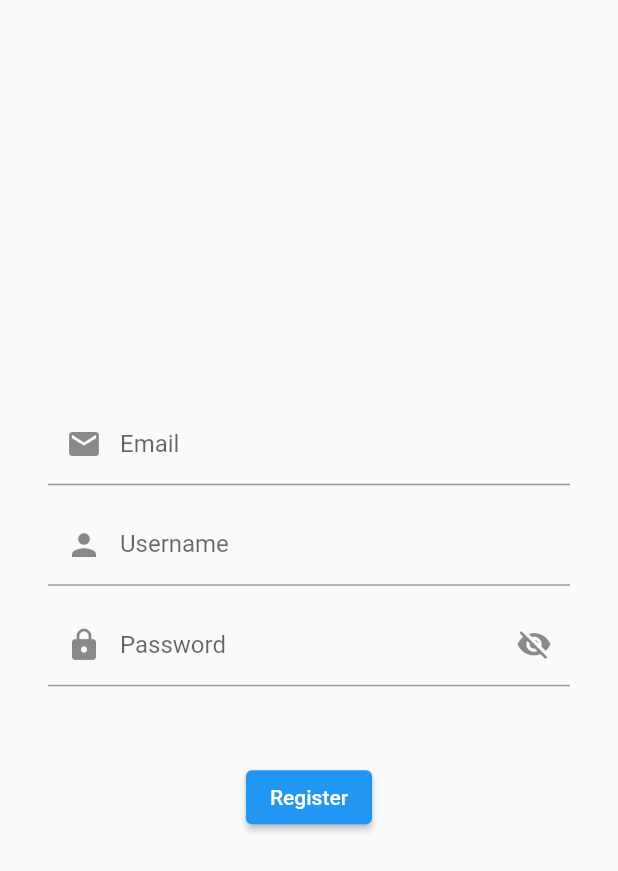
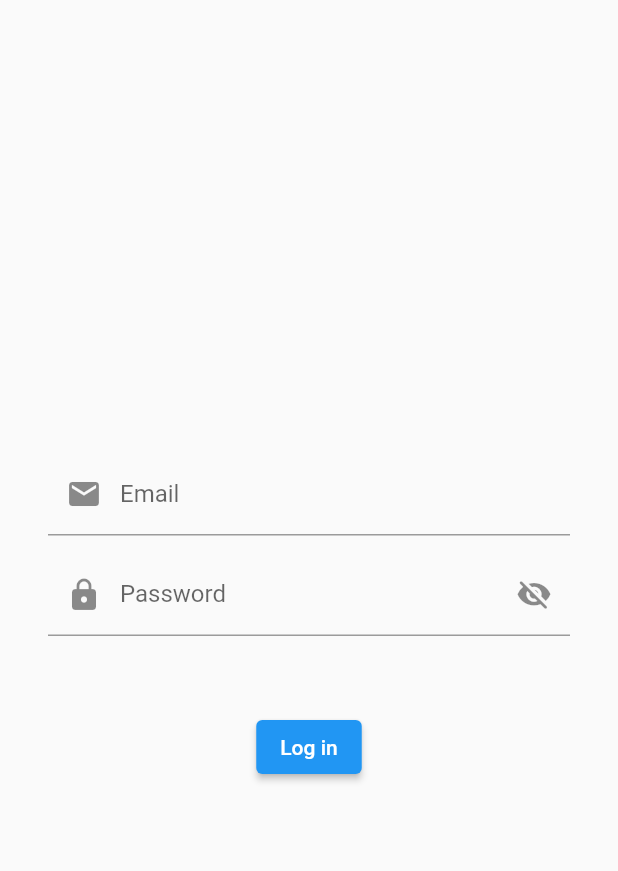
Before and after one commit to AlexK168/GroupExpApp, a Flutter app: the screen it shows after launch, on a phone screen of 412 x 824 dp. Shown: the top 871 px of the screen. Run offline on Flutter 3.47's test engine with Material 2 defaults, Android fonts, the phone set to English and light mode, and no system bars; our stand-ins replace email_validator.

Commit message:
Login page UI added

```diff
--- /dev/null
+++ b/lib/login_page.dart
@@ -0,0 +1,131 @@
+import 'package:email_validator/email_validator.dart';
+import 'package:flutter/material.dart';
+
+class LoginPage extends StatefulWidget {
+  const LoginPage({Key? key}) : super(key: key);
+
+  @override
+  State<LoginPage> createState() => _LoginPageState();
+}
+
+class _LoginPageState extends State<LoginPage> {
+  final _formKey = GlobalKey<FormState>();
+  final _formEmailFieldKey = GlobalKey<FormFieldState>();
+  final _formPassFieldKey = GlobalKey<FormFieldState>();
+  bool _obscured = true;
+  final textFieldFocusNode = FocusNode();
+
+  @override
+  Widget build(BuildContext context) {
+    return Scaffold(
+      body: Container(
+        margin: const EdgeInsets.all(32),
+        child: Form(
+          child: Column(
+            mainAxisAlignment: MainAxisAlignment.center,
+            children: [
+              _buildEmail(),
+              const SizedBox(height: 12.0),
+              _buildPassword(),
+              const SizedBox(height: 50),
+              ElevatedButton(
+                  onPressed: () {
+                    if (_formKey.currentState!.validate()) {
+                      ScaffoldMessenger.of(context).showSnackBar(
+                        const SnackBar(content: Text('Processing Data')),
+                      );
+                    }
+                  },
+                  child: const Text("Log in")),
+            ]
+          ),
+        ),
+      ),
+    );
+  }
+
+  Widget _buildEmail() {
+    return TextFormField(
+      key: _formEmailFieldKey,
+      keyboardType: TextInputType.emailAddress,
+      decoration: const InputDecoration(
+        contentPadding: EdgeInsets.fromLTRB(20.0, 10.0, 20.0, 10.0),
+        border: UnderlineInputBorder(),
+        labelText: 'Email',
+        prefixIcon: Icon(Icons.email),
+      ),
+      validator: (value) {
+        if (EmailValidator.validate(value!)) {
+          return null;
+        }
+        return 'Please, enter valid email';
+      },
+      onChanged: (text){
+        _formEmailFieldKey.currentState!.validate();
+      },
+    );
+  }
+
+  Widget _buildPassword() {
+    return TextFormField(
+      key: _formPassFieldKey,
+      obscureText: _obscured,
+      enableSuggestions: false,
+      autocorrect: false,
+      decoration: InputDecoration(
+          contentPadding: const EdgeInsets.fromLTRB(20.0, 10.0, 20.0, 10.0),
+          border: const UnderlineInputBorder(),
+          labelText: 'Password',
+          prefixIcon: const Icon(Icons.lock_rounded),
+          suffixIcon: GestureDetector(
+            onTap: togglePassVisibility,
+            child: Icon(
+              _obscured
+                  ? Icons.visibility_off_rounded
+                  : Icons.visibility_rounded,
+              size: 24,
+            ),
+          )
+      ),
+      validator: (value) {
+        RegExp oneUpperCase = RegExp(r'[A-Z]');
+        RegExp oneLowerCase = RegExp(r'[a-z]');
+        RegExp oneDigit = RegExp(r'[0-9]');
+        RegExp oneSpecialChar = RegExp(r'[!@#$%^&*(),.?":{}|<>]');
+        if (value == null || value.isEmpty) {
+          return "Password can't be empty";
+        } else
+        if (!oneLowerCase.hasMatch(value)) {
+          return 'Password has to contain at least one lower case letter';
+        } else
+        if (!oneUpperCase.hasMatch(value)) {
+          return 'Password has to contain at least one upper case letter';
+        } else
+        if (!oneDigit.hasMatch(value)) {
+          return 'Password has to contain at least one digit';
+        } else
+        if (!oneSpecialChar.hasMatch(value)) {
+          return 'Password has to contain at least one special character';
+        } else
+        if(value.length < 6 || value.length > 20) {
+          return 'Password has to be 6-20 characters long';
+        } else
+        if (value.contains(' ')) {
+          return "Password can't contain spaces";
+        }
+        return null;
+      },
+      onChanged: (text) {
+        _formPassFieldKey.currentState!.validate();
+      },
+
+    );
+  }
+  void togglePassVisibility() {
+    setState(() {
+      _obscured = !_obscured;
+      if (textFieldFocusNode.hasPrimaryFocus) return; // If focus is on text field, don't unfocus
+      textFieldFocusNode.canRequestFocus = false;     // Prevents focus if tap on eye
+    });
+  }
+}
--- a/lib/main.dart
+++ b/lib/main.dart
@@ -1,4 +1,5 @@
 import 'package:flutter/material.dart';
+import 'package:groupexp/login_page.dart';
 import 'package:groupexp/register_page.dart';
 
 void main() {
@@ -25,7 +26,7 @@ class MyApp extends StatelessWidget {
         // is not restarted.
         primarySwatch: Colors.blue,
       ),
-      home: const RegisterPage(),
+      home: const LoginPage(),
     );
   }
 }
```
